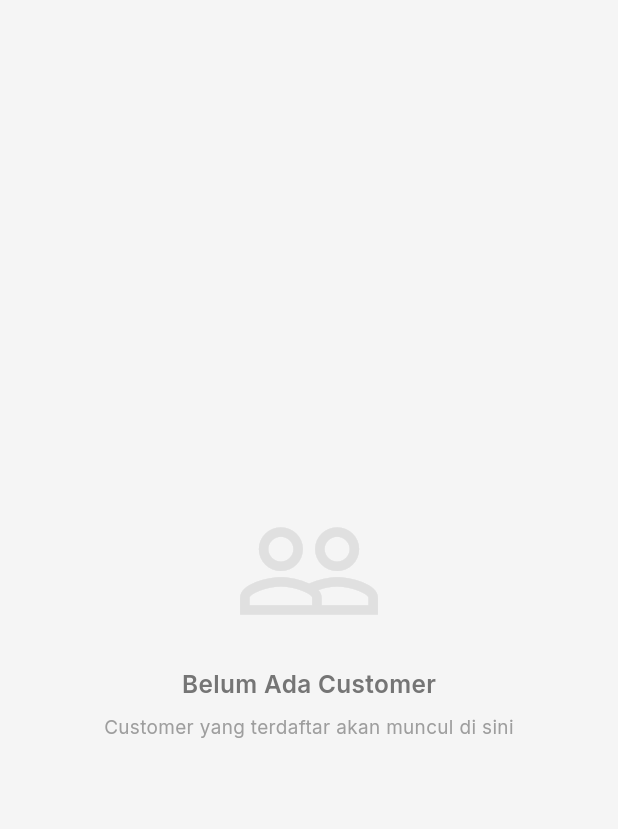
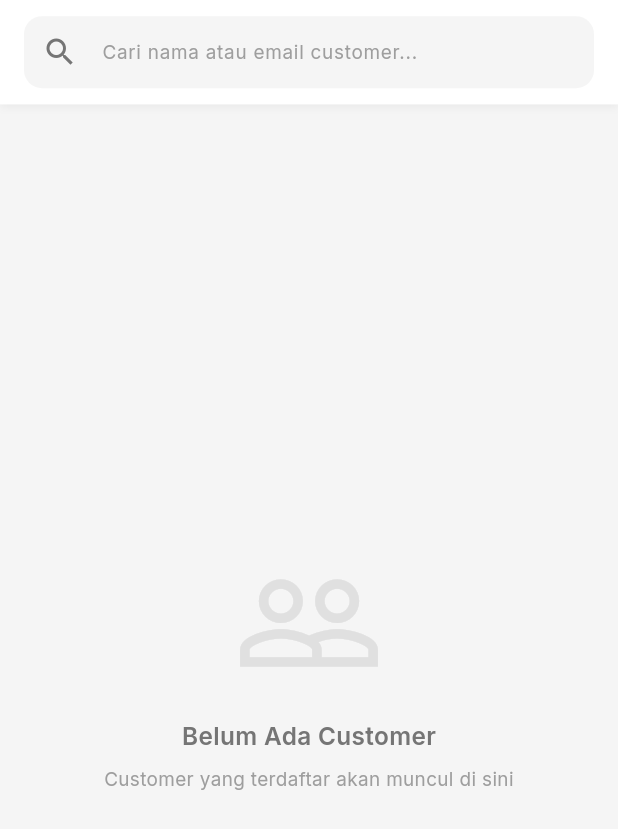
Before and after one commit to Squad-Qwat/Mobile-Pager_Flutter, a Flutter app: the CustomerListView widget shown alone on an empty page, opened directly with empty values, on a phone screen of 412 x 824 dp. Shown: the top 829 px of the screen. Run offline on Flutter 3.47's test engine with Material 3 defaults, Android fonts, the phone set to English and light mode, and no system bars; our stand-ins replace cloud_firestore, device_info_plus, firebase_auth, firebase_core, firebase_messaging, flutter_local_notifications and 8 more; missing offline and left inert: mobile_scanner; accounts and stored records are empty.

Commit message:
fix: improve history page by removing status filter and fixing sorting
- Remove status filter (selesai/aktif/semua) from history page as pagers only appear when completed or expired
- Fix sorting functionality to properly sort pagers by date
- Add customer name/email search in per-customer view for merchants

```diff
--- a/lib/features/pager_history/presentation/widgets/customer_list_view.dart
+++ b/lib/features/pager_history/presentation/widgets/customer_list_view.dart
@@ -7,7 +7,7 @@ import 'package:mobile_pager_flutter/core/theme/app_color.dart';
 import 'package:mobile_pager_flutter/features/pager_history/domain/models/customer_stats_model.dart';
 import 'package:mobile_pager_flutter/features/pager_history/presentation/providers/customer_stats_providers.dart';
 
-class CustomerListView extends ConsumerWidget {
+class CustomerListView extends ConsumerStatefulWidget {
   final String merchantId;
 
   const CustomerListView({
@@ -16,31 +16,95 @@ class CustomerListView extends ConsumerWidget {
   }) : super(key: key);
 
   @override
-  Widget build(BuildContext context, WidgetRef ref) {
-    final customerStatsAsync = ref.watch(customerStatsListProvider(merchantId));
+  ConsumerState<CustomerListView> createState() => _CustomerListViewState();
+}
+
+class _CustomerListViewState extends ConsumerState<CustomerListView> {
+  String _searchQuery = '';
+
+  @override
+  Widget build(BuildContext context) {
+    final customerStatsAsync = ref.watch(customerStatsListProvider(widget.merchantId));
 
     return customerStatsAsync.when(
       data: (customerStats) {
-        if (customerStats.isEmpty) {
-          return _buildEmptyState();
-        }
+        // Apply search filter
+        final filteredCustomers = _searchQuery.isEmpty
+            ? customerStats
+            : customerStats.where((customer) {
+                final query = _searchQuery.toLowerCase();
+                final name = customer.customerName.toLowerCase();
+                final email = customer.customerEmail.toLowerCase();
+                return name.contains(query) || email.contains(query);
+              }).toList();
 
-        return RefreshIndicator(
+        return Column(
+          children: [
+            // Search bar
+            _buildSearchBar(),
+
+            // Customer list
+            Expanded(
+              child: filteredCustomers.isEmpty
+                  ? _buildEmptyState()
+                  : RefreshIndicator(
                       onRefresh: () async {
-            ref.invalidate(customerStatsListProvider(merchantId));
+                        ref.invalidate(customerStatsListProvider(widget.merchantId));
                         await Future.delayed(const Duration(milliseconds: 500));
                       },
                       child: ListView.builder(
                         padding: EdgeInsets.symmetric(horizontal: 16.w, vertical: 16.h),
-            itemCount: customerStats.length,
+                        itemCount: filteredCustomers.length,
                         itemBuilder: (context, index) {
-              return _buildCustomerCard(context, customerStats[index]);
+                          return _buildCustomerCard(context, filteredCustomers[index]);
                         },
                       ),
+                    ),
+            ),
+          ],
         );
       },
       loading: () => const Center(child: CircularProgressIndicator()),
       error: (error, stack) => _buildErrorState(error),
+    );
+  }
+
+  Widget _buildSearchBar() {
+    return Container(
+      padding: EdgeInsets.symmetric(horizontal: 16.w, vertical: 12.h),
+      decoration: BoxDecoration(
+        color: Colors.white,
+        boxShadow: [
+          BoxShadow(
+            color: Colors.black.withOpacity(0.05),
+            blurRadius: 4,
+            offset: const Offset(0, 2),
+          ),
+        ],
+      ),
+      child: TextField(
+        onChanged: (value) {
+          setState(() {
+            _searchQuery = value;
+          });
+        },
+        decoration: InputDecoration(
+          hintText: 'Cari nama atau email customer...',
+          hintStyle: GoogleFonts.inter(
+            fontSize: 14.sp,
+            color: Colors.grey[500],
+          ),
+          prefixIcon: Icon(Icons.search, color: Colors.grey[600]),
+          filled: true,
+          fillColor: Colors.grey[100],
+          border: OutlineInputBorder(
+            borderRadius: BorderRadius.circular(12),
+            borderSide: BorderSide.none,
+          ),
+          contentPadding: EdgeInsets.symmetric(horizontal: 16.w, vertical: 12.h),
+        ),
+        style: GoogleFonts.inter(fontSize: 14.sp),
+      ),
     );
   }
 
@@ -177,7 +241,7 @@ class CustomerListView extends ConsumerWidget {
                   context,
                   '/customer_detail',
                   arguments: {
-                    'merchantId': merchantId,
+                    'merchantId': widget.merchantId,
                     'customerId': customer.customerId,
                     'customerName': customer.customerName,
                   },
```
Also changed, not shown: lib/features/pager_history/presentation/filter_widget.dart (+0 -34 lines), lib/features/pager_history/presentation/history_filter_service.dart (+3 -22 lines), lib/features/pager_history/presentation/pager_history_page.dart (+12 -7 lines). Lines whose indentation alone changed are shown as unchanged.
